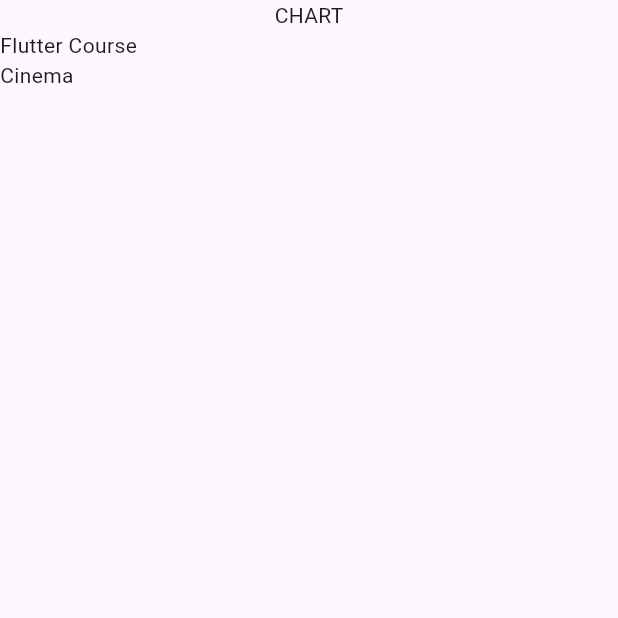
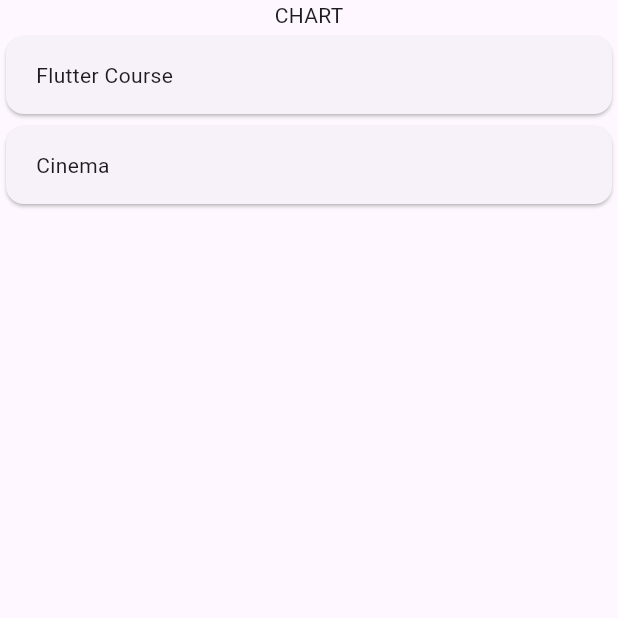
Before and after one commit to weitecklee/expense_tracker_app, a Flutter app: the screen it shows after launch, on a phone screen of 412 x 824 dp, the top half of it. Run offline on Flutter 3.47's test engine with Material 3 defaults, Android fonts, the phone set to English and light mode, and no system bars.

Commit message:
reorg, prelim expense_item

```diff
--- a/lib/main.dart
+++ b/lib/main.dart
@@ -1,6 +1,6 @@
 import 'package:flutter/material.dart';
 
-import 'package:expense_tracker_app/expenses.dart';
+import 'package:expense_tracker_app/widgets/expenses.dart';
 
 void main() {
   runApp(
--- a/lib/expenses.dart
+++ b/lib/widgets/expenses.dart
@@ -1,4 +1,4 @@
-import 'package:expense_tracker_app/expenses_list.dart';
+import 'package:expense_tracker_app/widgets/expenses_list/expenses_list.dart';
 import 'package:expense_tracker_app/models/expense.dart';
 import 'package:flutter/material.dart';
 
--- /dev/null
+++ b/lib/widgets/expenses_list/expense_item.dart
@@ -0,0 +1,21 @@
+import 'package:expense_tracker_app/models/expense.dart';
+import 'package:flutter/material.dart';
+
+class ExpenseItem extends StatelessWidget {
+  const ExpenseItem(this.expense, {super.key});
+
+  final Expense expense;
+
+  @override
+  Widget build(BuildContext context) {
+    return Card(
+      child: Padding(
+        padding: const EdgeInsets.symmetric(
+          horizontal: 20,
+          vertical: 16,
+        ),
+        child: Text(expense.title),
+      ),
+    );
+  }
+}
--- a/lib/expenses_list.dart
+++ b/lib/widgets/expenses_list/expenses_list.dart
@@ -1,4 +1,5 @@
 import 'package:expense_tracker_app/models/expense.dart';
+import 'package:expense_tracker_app/widgets/expenses_list/expense_item.dart';
 import 'package:flutter/material.dart';
 
 class ExpensesList extends StatelessWidget {
@@ -13,7 +14,7 @@ class ExpensesList extends StatelessWidget {
   Widget build(BuildContext context) {
     return ListView.builder(
       itemCount: expenses.length,
-      itemBuilder: (ctx, i) => Text(expenses[i].title),
+      itemBuilder: (ctx, i) => ExpenseItem(expenses[i]),
     );
   }
 }
```
